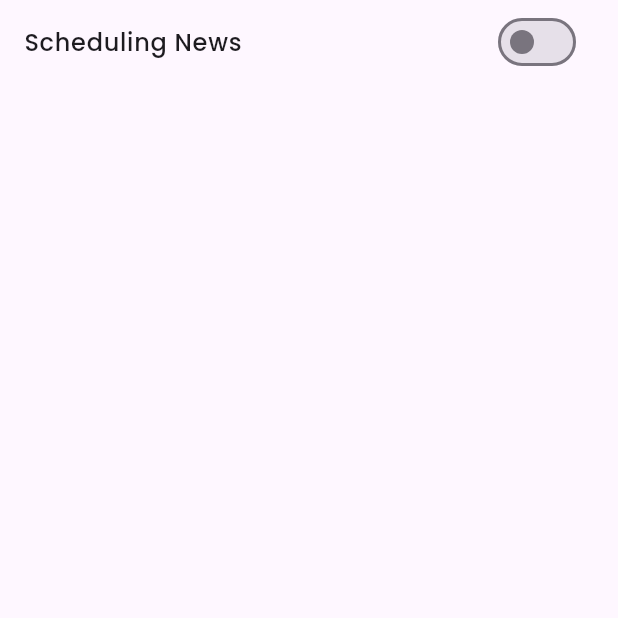
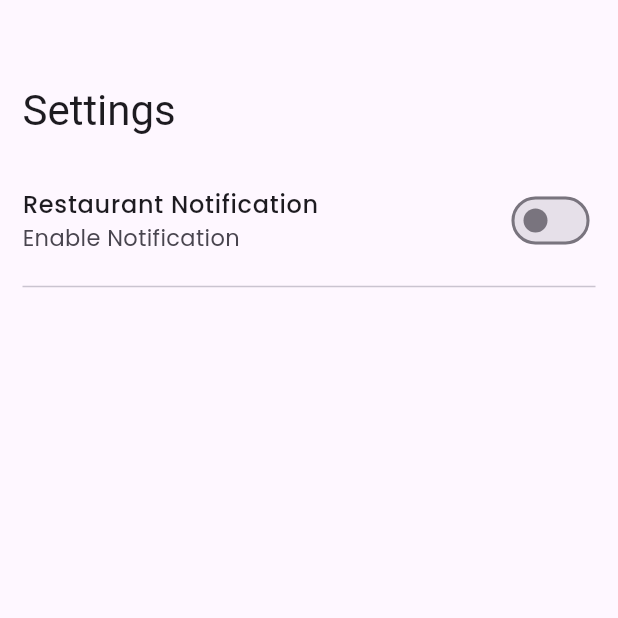
Before and after one commit to WahyuOzora1/restaurantsubthree, a Flutter app: the SettingsPage screen opened directly, on a phone screen of 412 x 824 dp, the top half of it. Run offline on Flutter 3.47's test engine with Material 3 defaults, Android fonts, the phone set to English and light mode, and no system bars; our stand-ins replace flutter_local_notifications, flutter_rating_bar, google_fonts, readmore, rxdart, shared_preferences and 1 more; missing offline and left inert: android_alarm_manager_plus; accounts and stored records are empty; network calls fail.

Commit message:
layout adjustment

```diff
--- a/lib/screen/settings_page.dart
+++ b/lib/screen/settings_page.dart
@@ -13,11 +13,25 @@ class SettingsPage extends StatelessWidget {
     return Scaffold(
       body: Consumer<PreferencesProvider>(
         builder: (context, provider, child) {
-          return ListView(
-            children: [
-              Material(
-                child: ListTile(
-                  title: const Text('Scheduling News'),
+          return Padding(
+            padding: const EdgeInsets.all(15.0),
+            child: Column(
+              crossAxisAlignment: CrossAxisAlignment.start,
+              children: <Widget>[
+                const SizedBox(
+                  height: 40,
+                ),
+                Text(
+                  'Settings',
+                  style: Theme.of(context).textTheme.headlineMedium,
+                ),
+                const SizedBox(
+                  height: 20,
+                ),
+                ListTile(
+                  contentPadding: EdgeInsets.zero,
+                  title: const Text('Restaurant Notification'),
+                  subtitle: const Text('Enable Notification'),
                   trailing: Consumer<SchedulingProvider>(
                     builder: (context, scheduled, _) {
                       return Switch.adaptive(
@@ -29,8 +43,9 @@ class SettingsPage extends StatelessWidget {
                     },
                   ),
                 ),
-              ),
-            ],
+                const Divider(),
+              ],
+            ),
           );
         },
       ),
--- a/lib/utils/date_time_helper.dart
+++ b/lib/utils/date_time_helper.dart
@@ -5,7 +5,7 @@ class DateTimeHelper {
     // Date and Time Format
     final now = DateTime.now();
     final dateFormat = DateFormat('y/M/d');
-    const timeSpecific = "22:55:00";
+    const timeSpecific = "23:16:00";
     final completeFormat = DateFormat('y/M/d H:m:s');
 
     // Today Format
```
Also changed, not shown: lib/screen/home_page.dart (+8 -14 lines), 3 other files.
